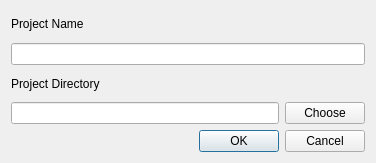
Above: new_proj_window.ui from rsgrava/lumiedit before the change. Below: the same form after it.
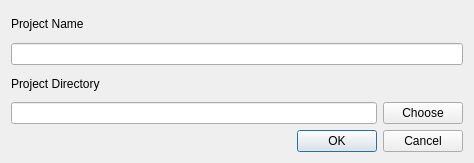
That is the form after the change.

What changed in the file:
```diff
--- a/new_proj_window.ui
+++ b/new_proj_window.ui
@@ -6,7 +6,7 @@
    <rect>
     <x>0</x>
     <y>0</y>
-    <width>376</width>
+    <width>474</width>
     <height>163</height>
    </rect>
   </property>
```
